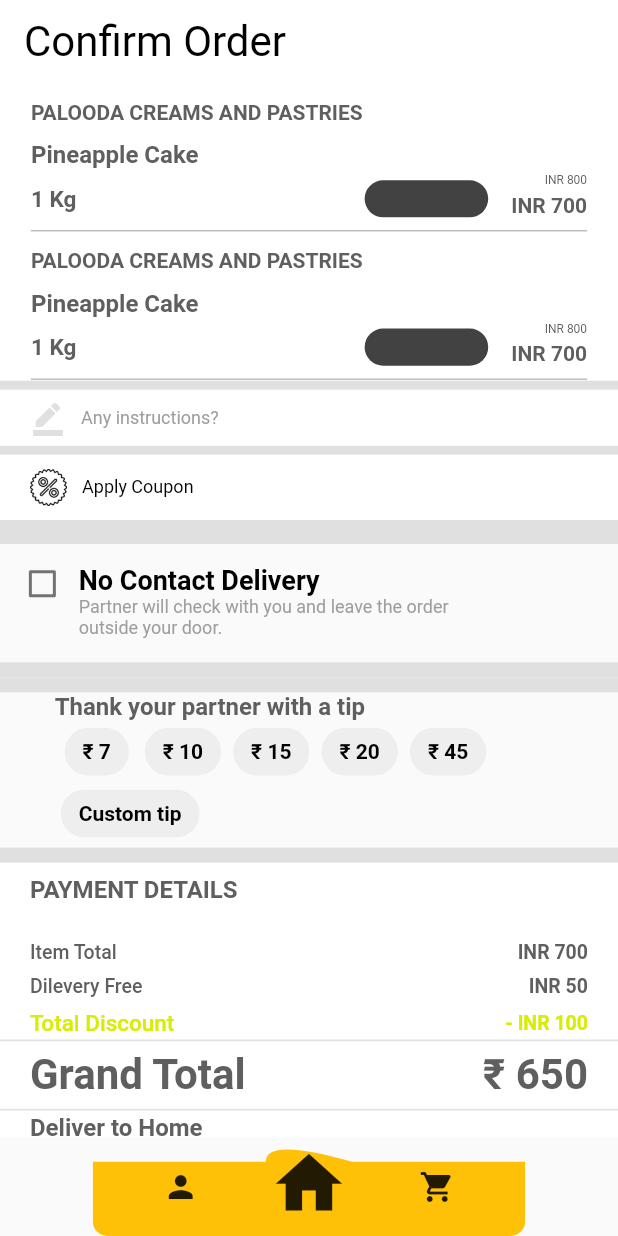
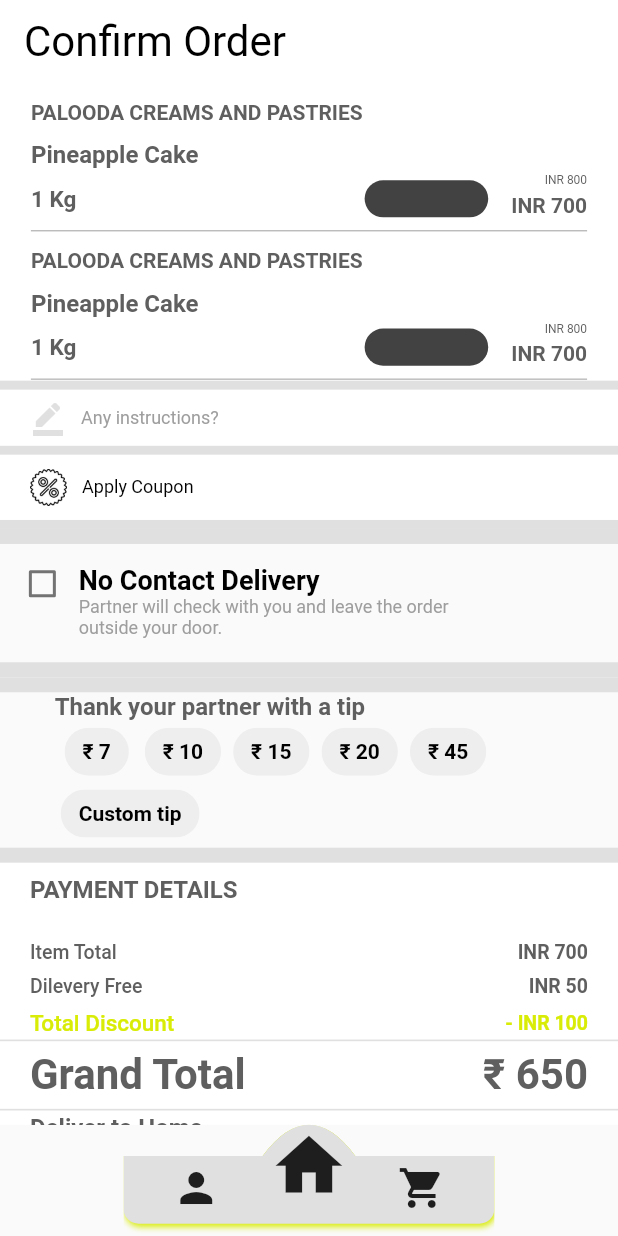
Before and after one commit to iamabhishek229313/hello_mart, a Flutter app: the screen it shows after launch, after a tap on the "shopping cart" icon, on a phone screen of 412 x 824 dp. Run offline on Flutter 3.47's test engine with Material 2 defaults, Android fonts, the phone set to English and light mode, and no system bars; our stand-ins replace flutter_bloc, location; missing offline and left inert: geocoder.

Commit message:
Some fixes are done.

```diff
--- a/lib/screens/state_wrapper.dart
+++ b/lib/screens/state_wrapper.dart
@@ -3,6 +3,7 @@ import 'package:flutter_bloc/flutter_bloc.dart';
 import 'package:hello_mart/bloc/app_state_bloc.dart';
 import 'package:hello_mart/screens/home_screen.dart';
 import 'package:hello_mart/screens/profile_screen/profile_screen.dart';
+import 'package:hello_mart/utils/const_colors.dart';
 
 class StateWrapper extends StatefulWidget {
   @override
@@ -64,20 +65,31 @@ class _StateWrapperState extends State<StateWrapper> {
                     child: ClipPath(
                       clipper: MyClipper(),
                       child: Container(
-                        decoration: BoxDecoration(borderRadius: BorderRadius.circular(10.0), color: Colors.amber),
+                        margin: EdgeInsets.only(bottom: screenHeight * 0.01),
+                        decoration: BoxDecoration(
+                            borderRadius: BorderRadius.circular(10.0),
+                            color: Colors.grey.shade300,
+                            boxShadow: [BoxShadow(offset: Offset(1.0, 2.0), color: kPrimaryDark, blurRadius: 3.0)]),
                         height: screenHeight * 0.08,
-                        width: MediaQuery.of(context).size.width * 0.7,
+                        width: MediaQuery.of(context).size.width * 0.6,
                         // color: Colors.pink,
                         child: Row(
                           mainAxisAlignment: MainAxisAlignment.spaceEvenly,
                           children: [
-                            IconButton(
-                                icon: Icon(Icons.person),
-                                onPressed: () =>
-                                    Navigator.push(context, MaterialPageRoute(builder: (_) => ProfileScreen()))),
+                            Column(
+                              mainAxisAlignment: MainAxisAlignment.end,
+                              children: [
+                                IconButton(
+                                    icon: Icon(
+                                      Icons.person,
+                                      size: 32.0,
+                                    ),
+                                    onPressed: () =>
+                                        Navigator.push(context, MaterialPageRoute(builder: (_) => ProfileScreen()))),
+                              ],
+                            ),
                             Column(
                               children: [
-                                SizedBox(height: screenHeight * 0.005),
                                 InkWell(
                                   onTap: () => _changeScreen(0),
                                   child: Icon(
@@ -87,7 +99,17 @@ class _StateWrapperState extends State<StateWrapper> {
                                 ),
                               ],
                             ),
-                            IconButton(icon: Icon(Icons.shopping_cart), onPressed: () => _changeScreen(2))
+                            Column(
+                              mainAxisAlignment: MainAxisAlignment.end,
+                              children: [
+                                IconButton(
+                                    icon: Icon(
+                                      Icons.shopping_cart,
+                                      size: 32.0,
+                                    ),
+                                    onPressed: () => _changeScreen(2)),
+                              ],
+                            )
                           ],
                         ),
                       ),
@@ -106,25 +128,84 @@ class _StateWrapperState extends State<StateWrapper> {
 class MyClipper extends CustomClipper<Path> {
   @override
   Path getClip(Size size) {
-    final double innerCircleRadius = size.width * 0.1;
-    Path path = new Path();
-    path.moveTo(0.0, size.height);
-    path.lineTo(0.0, 0.0 + size.height * 0.25);
-    path.lineTo(size.width / 2 - size.width * 0.1, 0.0 + size.height * 0.25);
-    var firstControllpoint = new Offset(size.width / 2 - innerCircleRadius, 0.0);
-    var firstEndPoint = new Offset(size.width / 2 + size.width * 0.1, 0.0 + size.height * 0.25);
-    path.quadraticBezierTo(firstControllpoint.dx, firstControllpoint.dy, firstEndPoint.dx, firstEndPoint.dy);
-    // path.arcToPoint(Offset(size.width - size.width/PolygonClipperConst.RATIO_CLIPPER_VAL + 1 , 2.0), radius: Radius.circular(PolygonClipperConst.RADIUS));
-    path.lineTo(size.width / 2 + innerCircleRadius, 0.0 + size.height * 0.25);
-    path.lineTo(size.width, size.height * 0.25);
-    path.lineTo(size.width, size.height);
-    path.lineTo(0.0, size.height);
-    path.close();
-    return path;
+    final double rad = size.width * 0.25 / 2;
+    final double deepness = size.height * 0.28;
+    final Offset _controlPoint = Offset(size.width / 2, -deepness);
+    final Offset _endPoint = Offset(size.width / 2 + rad, deepness);
+
+    return Path()
+      ..moveTo(0.0, deepness)
+      ..lineTo(size.width / 2 - rad, deepness)
+      // Have to add beizer there.
+      ..quadraticBezierTo(_controlPoint.dx, _controlPoint.dy, _endPoint.dx, _endPoint.dy)
+      //
+      ..lineTo(size.width / 2 - rad * 2, deepness)
+      ..lineTo(size.width, deepness)
+      ..lineTo(size.width, size.height)
+      ..lineTo(0, size.height);
   }
 
   @override
-  bool shouldReclip(CustomClipper oldClipper) {
-    return true;
+  bool shouldReclip(CustomClipper<Path> oldClipper) {
+    return oldClipper != this;
   }
 }
+
+class MyPainter extends CustomPainter {
+  @override
+  void paint(Canvas canvas, Size size) {
+    final double rad = size.width * 0.25 / 2;
+    final double deepness = size.height * 0.28;
+    final Offset _controlPoint = Offset(size.width / 2, -deepness);
+    final Offset _endPoint = Offset(size.width / 2 + rad, deepness);
+
+    final path = Path()
+      ..moveTo(0.0, deepness)
+      ..lineTo(size.width / 2 - rad, deepness)
+      // Have to add beizer there.
+      ..quadraticBezierTo(_controlPoint.dx, _controlPoint.dy, _endPoint.dx, _endPoint.dy)
+      //
+      ..lineTo(size.width / 2 - rad * 2, deepness)
+      ..lineTo(size.width, deepness)
+      ..lineTo(size.width, size.height)
+      ..lineTo(0, size.height);
+
+    Paint paint = Paint()
+      ..style = PaintingStyle.stroke
+      ..strokeWidth = 10.0
+      ..color = Colors.black;
+
+    canvas.drawPath(path, paint);
+  }
+
+  @override
+  bool shouldRepaint(CustomPainter oldDelegate) {
+    return oldDelegate != this;
+  }
+}
+
+// class MyClipper extends CustomClipper<Path> {
+//   @override
+//   Path getClip(Size size) {
+//     final double innerCircleRadius = size.width * 0.1;
+//     Path path = new Path();
+//     path.moveTo(0.0, size.height);
+//     path.lineTo(0.0, 0.0 + size.height * 0.25);
+//     path.lineTo(size.width / 2 - size.width * 0.1, 0.0 + size.height * 0.25);
+//     var firstControllpoint = new Offset(size.width / 2 - innerCircleRadius, 0.0);
+//     var firstEndPoint = new Offset(size.width / 2 + size.width * 0.1, 0.0 + size.height * 0.25);
+//     path.quadraticBezierTo(firstControllpoint.dx, firstControllpoint.dy, firstEndPoint.dx, firstEndPoint.dy);
+//     // path.arcToPoint(Offset(size.width - size.width/PolygonClipperConst.RATIO_CLIPPER_VAL + 1 , 2.0), radius: Radius.circular(PolygonClipperConst.RADIUS));
+//     path.lineTo(size.width / 2 + innerCircleRadius, 0.0 + size.height * 0.25);
+//     path.lineTo(size.width, size.height * 0.25);
+//     path.lineTo(size.width, size.height);
+//     path.lineTo(0.0, size.height);
+//     path.close();
+//     return path;
+//   }
+
+//   @override
+//   bool shouldReclip(CustomClipper oldClipper) {
+//     return true;
+//   }
+// }
```
